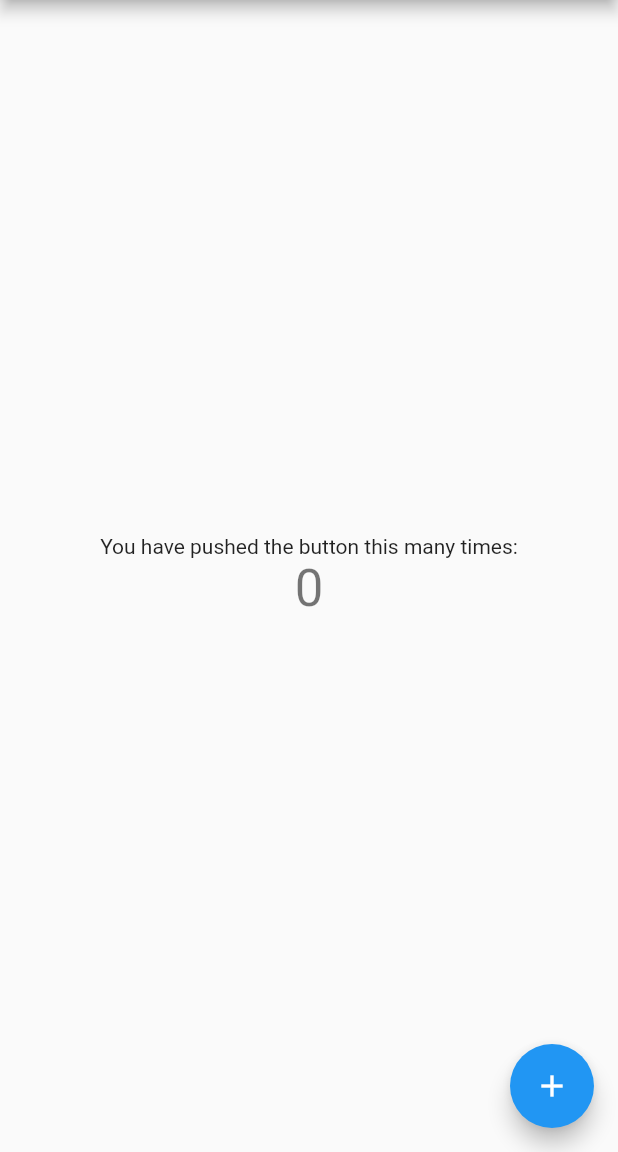
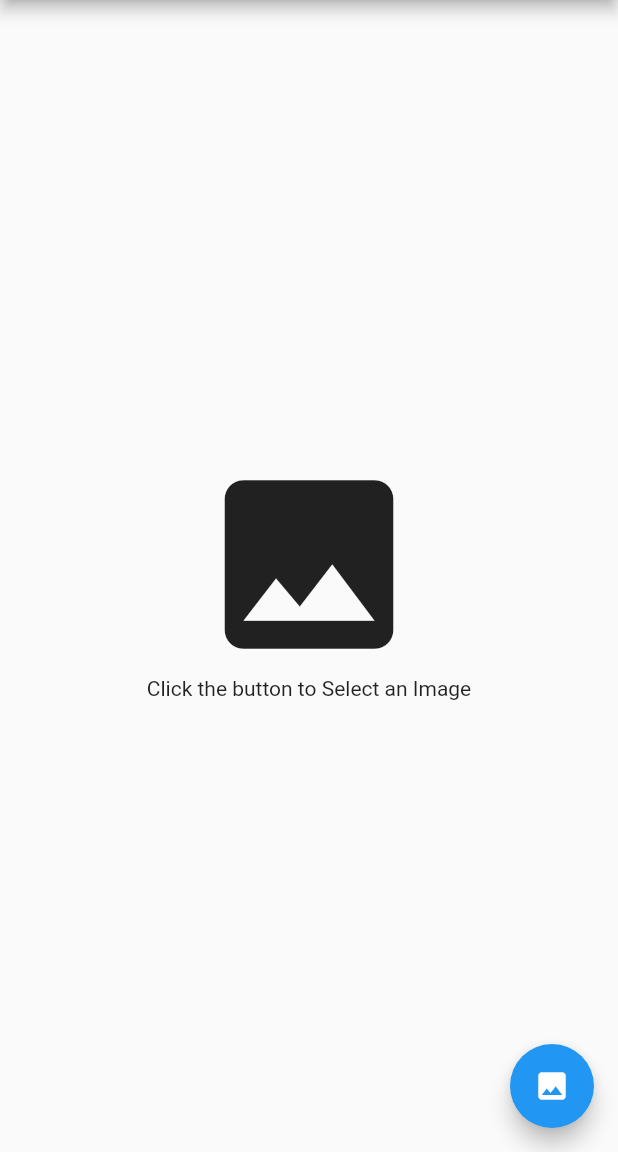
Before and after one commit to maxgdev/image_picker, a Flutter app: the screen it shows after launch, on a phone screen of 412 x 824 dp, the part 84-1236 px from its top. Run offline on Flutter 3.47's test engine with Material 2 defaults, Android fonts, the phone set to English and light mode, and no system bars; our stand-ins replace image_picker.

Commit message:
Added image_picker package and code to demo - Select image from gallery

```diff
--- a/lib/main.dart
+++ b/lib/main.dart
@@ -1,4 +1,6 @@
+import 'dart:io';
 import 'package:flutter/material.dart';
+import 'package:image_picker/image_picker.dart';
 
 void main() {
   runApp(MyApp());
@@ -29,42 +31,52 @@ class MyHomePage extends StatefulWidget {
 }
 
 class _MyHomePageState extends State<MyHomePage> {
-  int _counter = 0;
+  File _imageFile;
+  ImagePicker imgPicker;
 
-  void _incrementCounter() {
+  @override
+  void initState() {
+    super.initState();
+    imgPicker = ImagePicker();
+  }
+
+  Future getImage() async {
+    print('Image Picker button pressed');
+    final pickedFile = await imgPicker.getImage(source: ImageSource.gallery);
+
     setState(() {
-      _counter++;
+      if (pickedFile != null) {
+        _imageFile = File(pickedFile.path);
+      } else {
+        print('No image selected.');
+      }
     });
   }
 
   @override
   Widget build(BuildContext context) {
-
     return Scaffold(
       appBar: AppBar(
-
         title: Text(widget.title),
       ),
       body: Center(
-
         child: Column(
-
           mainAxisAlignment: MainAxisAlignment.center,
           children: <Widget>[
+            _imageFile != null
+                ? Image.file(_imageFile)
+                : Icon(Icons.image, size: 150),
             Text(
-              'You have pushed the button this many times:',
-            ),
-            Text(
-              '$_counter',
-              style: Theme.of(context).textTheme.headline4,
+              'Click the button to Select an Image',
             ),
           ],
         ),
       ),
       floatingActionButton: FloatingActionButton(
-        onPressed: _incrementCounter,
-        tooltip: 'Increment',
-        child: Icon(Icons.add),
+        onPressed: getImage,
+        // onLongPress: _imageFromCamera,
+        tooltip: 'Image Picker',
+        child: Icon(Icons.image),
       ), // This trailing comma makes auto-formatting nicer for build methods.
     );
   }
```
Also changed, not shown: pubspec.yaml (+2 -41 lines), pubspec.lock, 1 other file.
